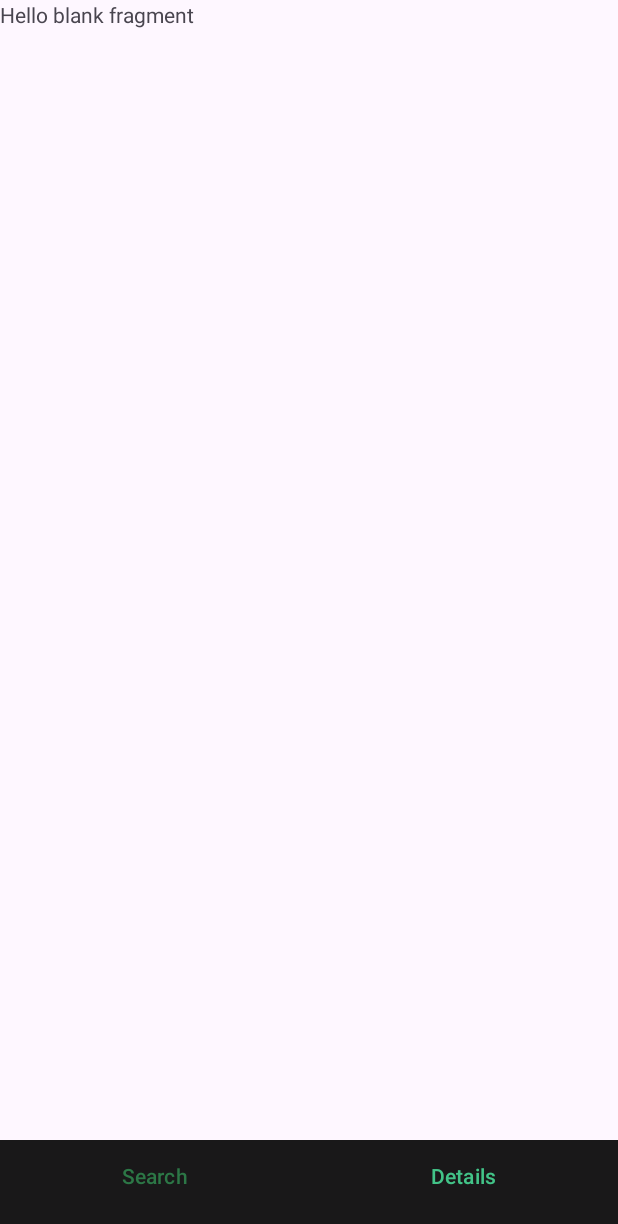
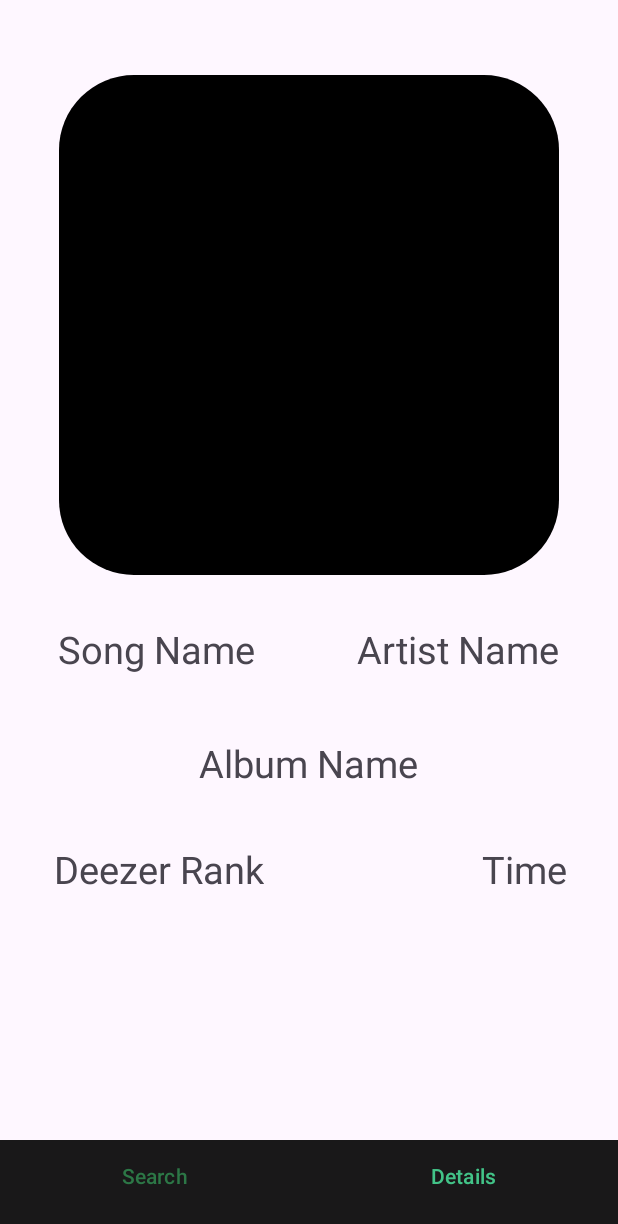
Before and after one commit to Manav011/Harmonies, an Android app: the ListFragment screen opened directly, with no data from a screen before it, item 2 of the bottom bar chosen, on a phone screen of 412 x 824 dp. Shown: the top 1224 px of the screen. Run offline under Robolectric (Android 15) with nearby library versions, the phone set to English and light mode, and no system bars; our stand-ins replace Picasso; pictures from the network do not load.

Commit message:
Added item and made some changes

```diff
--- a/app/src/main/java/com/example/musicapp/LandingPage.kt
+++ b/app/src/main/java/com/example/musicapp/LandingPage.kt
@@ -3,6 +3,7 @@ package com.example.musicapp
 import android.os.Bundle
 import androidx.appcompat.app.AppCompatActivity
 import androidx.viewpager2.widget.ViewPager2
+import com.example.musicapp.Search.Data
 import com.example.musicapp.fragments.ListFragment
 import com.example.musicapp.fragments.DetailsFragment
 import com.example.musicapp.fragments.ViewPagerAdapter
--- a/app/src/main/java/com/example/musicapp/MyAdapter.kt
+++ b/app/src/main/java/com/example/musicapp/MyAdapter.kt
@@ -18,6 +18,7 @@ import com.squareup.picasso.Picasso
 class MyAdapter(val context: Activity, val dataList: List<Data>):
     RecyclerView.Adapter<MyAdapter.MyViewHolder>(){
 
+
     override fun onCreateViewHolder(parent: ViewGroup, viewType: Int): MyViewHolder {
         // create the view in case the layout manager fails to create the view for the data
         val itemView = LayoutInflater.from(context).inflate(R.layout.item, parent, false)
@@ -36,7 +37,8 @@ class MyAdapter(val context: Activity, val dataList: List<Data>):
         val seconds = if (currentData.duration % 60 >= 10) currentData.duration % 60 else "0${currentData.duration % 60}"
         holder.duration.text = "${minutes}:${seconds}"
         Picasso.get().load(currentData.album.cover).into(holder.image);
-        holder.play.setOnClickListener { mediaPlayer.start() }
+        holder.play.setOnClickListener {
+            mediaPlayer.start() }
         holder.pause.setOnClickListener { mediaPlayer.stop() }
     }
 
--- a/app/src/main/java/com/example/musicapp/Search/Data.kt
+++ b/app/src/main/java/com/example/musicapp/Search/Data.kt
@@ -1,4 +1,6 @@
 package com.example.musicapp.Search
+
+import java.io.Serializable
 
 data class Data(
     val album: Album,
@@ -17,4 +19,4 @@ data class Data(
     val title_short: String,
     val title_version: String,
     val type: String
-)
+) : Serializable
--- a/app/src/main/java/com/example/musicapp/fragments/DetailsFragment.kt
+++ b/app/src/main/java/com/example/musicapp/fragments/DetailsFragment.kt
@@ -5,7 +5,11 @@ import androidx.fragment.app.Fragment
 import android.view.LayoutInflater
 import android.view.View
 import android.view.ViewGroup
+import android.widget.ImageView
+import androidx.core.content.ContextCompat
 import com.example.musicapp.R
+import com.example.musicapp.Search.Data
+import com.squareup.picasso.Picasso
 
 // TODO: Rename parameter arguments, choose names that match
 // the fragment initialization parameters, e.g. ARG_ITEM_NUMBER
@@ -35,7 +39,12 @@ class DetailsFragment : Fragment() {
         savedInstanceState: Bundle?
     ): View? {
         // Inflate the layout for this fragment
-        return inflater.inflate(R.layout.fragment_details, container, false)
+        val view: View = inflater.inflate(R.layout.fragment_details, container, false)
+//        albumImage = view.findViewById(R.id.album)
+//        al.background = context?.let { ContextCompat.getDrawable(it, R.drawable.imagebackground) }
+//        Picasso.get().load(currentData.album.cover).into(holder.image);
+//        dataList = arguments?.
+        return view
     }
 
     companion object {
--- a/app/src/main/java/com/example/musicapp/fragments/ListFragment.kt
+++ b/app/src/main/java/com/example/musicapp/fragments/ListFragment.kt
@@ -6,10 +6,7 @@ import androidx.fragment.app.Fragment
 import android.view.LayoutInflater
 import android.view.View
 import android.view.ViewGroup
-import android.widget.Button
 import android.widget.EditText
-import android.widget.LinearLayout
-import android.widget.TextView
 import androidx.recyclerview.widget.LinearLayoutManager
 import androidx.recyclerview.widget.RecyclerView
 import com.example.musicapp.ApiInterface
--- /dev/null
+++ b/app/src/main/res/drawable/imagebackground.xml
@@ -0,0 +1,7 @@
+<?xml version="1.0" encoding="utf-8"?>
+<shape xmlns:android="http://schemas.android.com/apk/res/android"
+android:shape="rectangle"
+    >
+<corners android:radius="50dp" />
+    <solid android:color="@color/black"/>
+</shape>
--- a/app/src/main/res/layout/fragment_details.xml
+++ b/app/src/main/res/layout/fragment_details.xml
@@ -1,14 +1,83 @@
 <?xml version="1.0" encoding="utf-8"?>
 <FrameLayout xmlns:android="http://schemas.android.com/apk/res/android"
+    xmlns:app="http://schemas.android.com/apk/res-auto"
     xmlns:tools="http://schemas.android.com/tools"
     android:layout_width="match_parent"
     android:layout_height="match_parent"
     tools:context=".fragments.DetailsFragment">
 
     <!-- TODO: Update blank fragment layout -->
-    <TextView
+    <androidx.constraintlayout.widget.ConstraintLayout
         android:layout_width="match_parent"
-        android:layout_height="match_parent"
-        android:text="@string/hello_blank_fragment" />
+        android:layout_height="match_parent">
+
+        <ImageView
+            android:id="@+id/album"
+            android:layout_width="333dp"
+            android:layout_height="333dp"
+            android:layout_marginTop="50dp"
+            android:background="@drawable/imagebackground"
+            app:layout_constraintEnd_toEndOf="parent"
+            app:layout_constraintStart_toStartOf="parent"
+            app:layout_constraintTop_toTopOf="parent" />
+
+        <TextView
+            android:id="@+id/songName"
+            android:layout_width="wrap_content"
+            android:layout_height="wrap_content"
+            android:layout_marginTop="32dp"
+            android:text="@string/Song_Name"
+            android:textSize="25sp"
+            app:layout_constraintEnd_toEndOf="parent"
+            app:layout_constraintHorizontal_bias="0.138"
+            app:layout_constraintStart_toStartOf="parent"
+            app:layout_constraintTop_toBottomOf="@+id/album" />
+
+        <TextView
+            android:layout_width="wrap_content"
+            android:layout_height="wrap_content"
+            android:layout_marginTop="32dp"
+            android:text="@string/Artist_Name"
+            android:textSize="25sp"
+            app:layout_constraintEnd_toEndOf="parent"
+            app:layout_constraintHorizontal_bias="0.859"
+            app:layout_constraintStart_toStartOf="parent"
+            app:layout_constraintTop_toBottomOf="@+id/album" />
+
+        <TextView
+            android:id="@+id/textView3"
+            android:layout_width="wrap_content"
+            android:layout_height="wrap_content"
+            android:layout_marginTop="108dp"
+            android:text="@string/Album_Name"
+            android:textSize="25sp"
+            app:layout_constraintEnd_toEndOf="parent"
+            app:layout_constraintHorizontal_bias="0.498"
+            app:layout_constraintStart_toStartOf="parent"
+            app:layout_constraintTop_toBottomOf="@+id/album" />
+
+        <TextView
+            android:id="@+id/textView2"
+            android:layout_width="wrap_content"
+            android:layout_height="wrap_content"
+            android:layout_marginStart="36dp"
+            android:layout_marginTop="36dp"
+            android:text="@string/Deezer_Rank"
+            android:textSize="25sp"
+            app:layout_constraintStart_toStartOf="parent"
+            app:layout_constraintTop_toBottomOf="@+id/textView3" />
+
+        <TextView
+            android:layout_width="wrap_content"
+            android:layout_height="wrap_content"
+            android:layout_marginTop="36dp"
+            android:text="@string/Time"
+            android:textSize="25sp"
+            app:layout_constraintEnd_toEndOf="parent"
+            app:layout_constraintHorizontal_bias="0.811"
+            app:layout_constraintStart_toEndOf="@+id/textView2"
+            app:layout_constraintTop_toBottomOf="@+id/textView3" />
+
+    </androidx.constraintlayout.widget.ConstraintLayout>
 
 </FrameLayout>
--- a/app/src/main/res/values/strings.xml
+++ b/app/src/main/res/values/strings.xml
@@ -12,6 +12,11 @@
     <string name="next">Next</string>
     <string name="login">Login</string>
     <string name="previous">Previous</string>
+    <string name="Song_Name">Song Name</string>
+    <string name="Album_Name">Album Name</string>
+    <string name="Artist_Name">Artist Name</string>
+    <string name="Time">Time</string>
+    <string name="Deezer_Rank">Deezer Rank</string>
 
     <string name="lorem_ipsum">
         Lorem ipsum dolor sit amet, consectetur adipiscing elit. Nam in scelerisque sem. Mauris
```
Also changed, not shown: app/src/main/java/com/example/musicapp/MainActivity.kt (+0 -8 lines).
